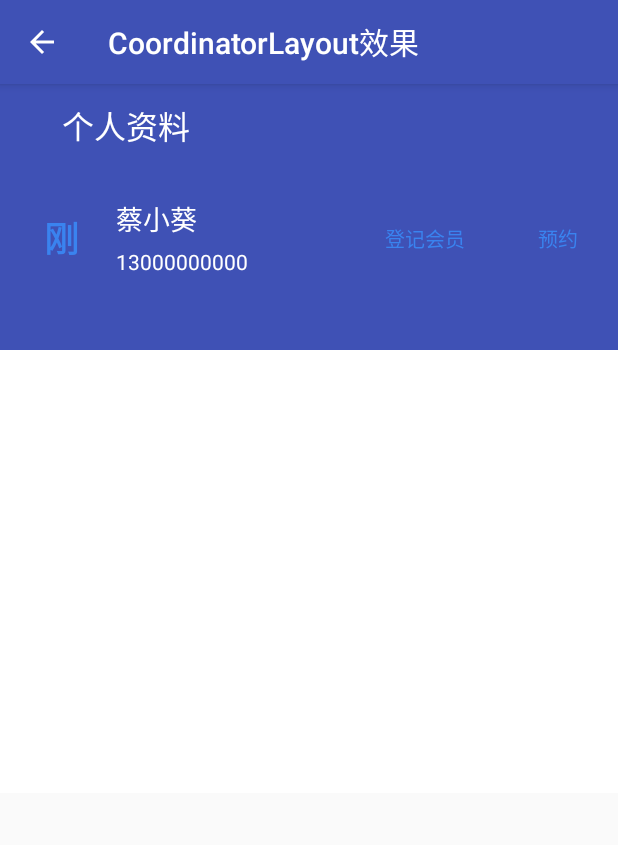
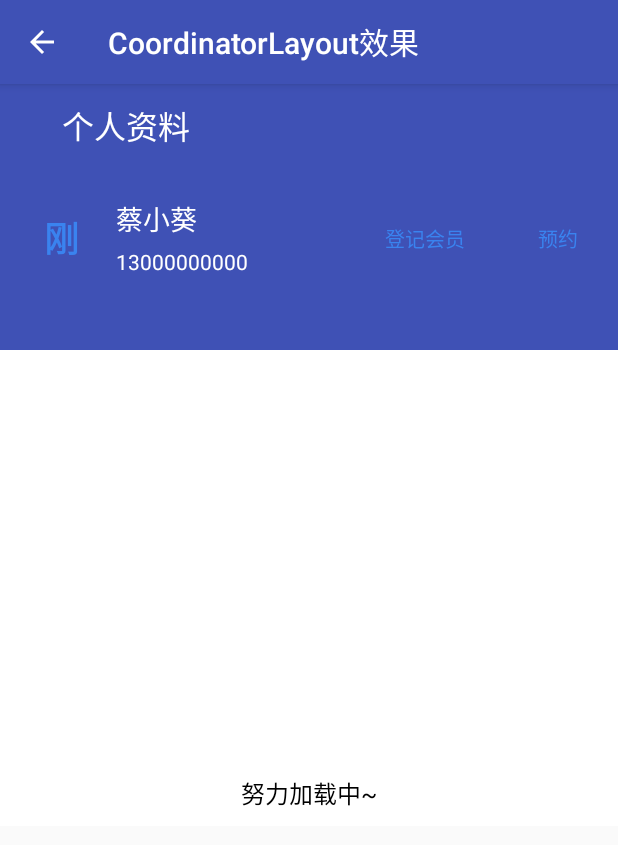
Before and after one commit to YuJunKui1995/PageStatusHelper, an Android app: the CoordinatorLayoutActivity screen opened directly, with no data from a screen before it, on a phone screen of 412 x 824 dp. Shown: the top 845 px of the screen. Run offline under Robolectric (Android 15) with nearby library versions, the phone set to English and light mode, and no system bars.

Commit message:
大改版状态绘制逻辑

```diff
--- a/app/build.gradle
+++ b/app/build.gradle
@@ -31,4 +31,5 @@
     androidTestImplementation 'com.android.support.test:runner:1.0.2'
     androidTestImplementation 'com.android.support.test.espresso:espresso-core:3.0.2'
     implementation project(':pagestatushelper')
+//    api 'common:pagestatushelper:0.7.3'
 }
--- a/app/src/main/res/layout/activity_coordinatorlayout.xml
+++ b/app/src/main/res/layout/activity_coordinatorlayout.xml
@@ -200,17 +200,13 @@
 
         <RelativeLayout
             android:layout_width="match_parent"
-            android:background="#fff"
-            android:layout_height="match_parent">
+            android:layout_height="match_parent"
+            android:background="#fff">
 
             <android.support.v7.widget.RecyclerView
                 android:id="@+id/rv_content"
                 android:layout_width="match_parent"
-                android:layout_height="match_parent"
-                app:layout_constraintBottom_toBottomOf="parent"
-                app:layout_constraintEnd_toEndOf="parent"
-                app:layout_constraintStart_toStartOf="parent"
-                app:layout_constraintTop_toTopOf="parent" />
+                android:layout_height="match_parent" />
 
         </RelativeLayout>
 
--- a/app/src/main/res/layout/activity_simple.xml
+++ b/app/src/main/res/layout/activity_simple.xml
@@ -1,5 +1,5 @@
 <?xml version="1.0" encoding="utf-8"?>
-<LinearLayout xmlns:android="http://schemas.android.com/apk/res/android"
+<RelativeLayout xmlns:android="http://schemas.android.com/apk/res/android"
     xmlns:app="http://schemas.android.com/apk/res-auto"
     android:layout_width="match_parent"
     android:layout_height="match_parent"
@@ -65,7 +65,8 @@
 
     <android.support.v7.widget.RecyclerView
         android:id="@+id/rv_content"
+        android:layout_below="@+id/sv_top"
         android:layout_width="match_parent"
         android:layout_height="match_parent" />
 
-</LinearLayout>
+</RelativeLayout>
--- a/app/src/main/res/layout/view_custom_loading.xml
+++ b/app/src/main/res/layout/view_custom_loading.xml
@@ -7,8 +7,7 @@
     <TextView
         android:layout_width="wrap_content"
         android:layout_height="wrap_content"
-        android:layout_centerHorizontal="true"
-        android:layout_marginTop="100dp"
+        android:layout_centerInParent="true"
         android:text="我是一个自定义的loading"
         android:textColor="#fff" />
 
--- a/pagestatushelper/src/main/java/com/smartcity/commonbase/widget/pagestatus/Builder.java
+++ b/pagestatushelper/src/main/java/com/smartcity/commonbase/widget/pagestatus/Builder.java
@@ -276,7 +276,13 @@
                 textView.setTextColor(textColor);
                 textView.setTextSize(textSize);
                 textView.setGravity(Gravity.CENTER);
-                textView.setLayoutParams(new ViewGroup.LayoutParams(bindView.getWidth(), bindView.getHeight()));
+                if (bindView.getWidth() > 0 && bindView.getHeight() > 0) {
+                    textView.setLayoutParams(new ViewGroup.LayoutParams(bindView.getWidth(), bindView.getHeight()));
+                } else {
+                    textView.setLayoutParams(new ViewGroup.LayoutParams(ViewGroup.LayoutParams.WRAP_CONTENT, ViewGroup.LayoutParams.WRAP_CONTENT));
+                    int dp10 = ViewUtils.dip2px(bindView.getContext(), 10);
+                    textView.setPadding(dp10 * 2, dp10, dp10 * 2, dp10);
+                }
                 view = textView;
 
             }
@@ -288,7 +294,8 @@
 
             ((TextView) view).setText(text);
         }
-
+        //这个是必须的 因为让布局根布局的属性生效 必须使用这样的，但是刚加上如
+        view.setVisibility(View.INVISIBLE);
         return view;
     }
 
--- a/pagestatushelper/src/main/java/com/smartcity/commonbase/widget/pagestatus/ViewStatusController.java
+++ b/pagestatushelper/src/main/java/com/smartcity/commonbase/widget/pagestatus/ViewStatusController.java
@@ -57,7 +57,7 @@
                 throw new RuntimeException("不支持直属父布局为" + parent.getClass().getSimpleName() + "使用PageStatusHelper，解决方案暂为在 binview外套一层布局");
             } else {
 //            throw new RuntimeException("不支持" + bindView.getParent().getClass().getSimpleName() + "布局使用PageStatusHelper，联系维护者");
-                viewStatusInterface = new ViewGroupViewStatusImp();
+                viewStatusInterface = new FrameLayoutViewStatusImp();
             }
         }
         viewStatusInterface.addStatusView(bindView, addView, params);
--- a/pagestatushelper/src/main/java/com/smartcity/commonbase/widget/pagestatus/imp/FrameLayoutViewStatusImp.java
+++ b/pagestatushelper/src/main/java/com/smartcity/commonbase/widget/pagestatus/imp/FrameLayoutViewStatusImp.java
@@ -1,4 +1,6 @@
 package com.smartcity.commonbase.widget.pagestatus.imp;
+
+import android.view.ViewGroup;
 
 /**
  * Author: YuJunKui
@@ -8,5 +10,9 @@
 
 public class FrameLayoutViewStatusImp extends ViewGroupViewStatusImp {
 
+    @Override
+    protected void initLayoutParams(ViewGroup.LayoutParams layoutParams) {
+        //nothing  基类的处理已经足够了
+    }
 
 }
--- a/pagestatushelper/src/main/java/com/smartcity/commonbase/widget/pagestatus/imp/RelativeLayoutViewStatusImp.java
+++ b/pagestatushelper/src/main/java/com/smartcity/commonbase/widget/pagestatus/imp/RelativeLayoutViewStatusImp.java
@@ -1,4 +1,7 @@
 package com.smartcity.commonbase.widget.pagestatus.imp;
+
+import android.view.ViewGroup;
+import android.widget.RelativeLayout;
 
 /**
  * Author: YuJunKui
@@ -6,7 +9,23 @@
  * Tips:
  */
 
-public class RelativeLayoutViewStatusImp extends ViewGroupViewStatusImp  {
+public class RelativeLayoutViewStatusImp extends ViewGroupViewStatusImp {
 
+    @Override
+    protected void initLayoutParams(ViewGroup.LayoutParams layoutParams) {
+
+        //状态view的params
+        RelativeLayout.LayoutParams params = (RelativeLayout.LayoutParams) layoutParams;
+        //bindView的
+        RelativeLayout.LayoutParams bindViewParams = (RelativeLayout.LayoutParams) bindView.getLayoutParams();
+
+        //bindView的对齐关系
+        int[] rules = bindViewParams.getRules();
+        for (int i = 0; i < rules.length; i++) {
+            params.addRule(i, rules[i]);
+        }
+        // ok
+
+    }
 
 }
--- a/pagestatushelper/src/main/java/com/smartcity/commonbase/widget/pagestatus/imp/ViewGroupViewStatusImp.java
+++ b/pagestatushelper/src/main/java/com/smartcity/commonbase/widget/pagestatus/imp/ViewGroupViewStatusImp.java
@@ -13,14 +13,27 @@
  * Tips:
  */
 
-public class ViewGroupViewStatusImp implements ViewStatusInterface {
+public abstract class ViewGroupViewStatusImp implements ViewStatusInterface {
+
+    protected View addView;
+    protected View bindView;
+
+
+    //线性布局插入view后会对bindView的的宽高会变化，导致的问题
+    //比如当前在加载中，在线性布局下  ？？？？
+    private int bindViewWidth = -1, bindViewHeight = -1;
 
     @Override
     public void addStatusView(final View bindView, final View addView, LayoutParams params) {
 
+        this.addView = addView;
+        this.bindView = bindView;
+
         ViewGroup parent = (ViewGroup) bindView.getParent();
 
-        if (parent.indexOfChild(addView) == -1) {
+        if (addView.getTag() == null) {
+
+            final ViewGroup.MarginLayoutParams binViewParams = (ViewGroup.MarginLayoutParams) bindView.getLayoutParams();
 
             if (params.centerInParent == true) {
 
@@ -28,21 +41,28 @@
                     @Override
                     public void run() {
 
-                         int width = addView.getWidth();
+                        //获取bindview宽高
+                        if (bindViewWidth == -1) {
+                            int[] bindViewMetrics = ViewUtils.getBindViewMetrics(bindView);
+                            bindViewWidth = bindViewMetrics[0];
+                            bindViewHeight = bindViewMetrics[1];
+                        }
+
+                        int width = addView.getWidth();
                         int height = addView.getHeight();
 
-                        //获取bindview宽高
-                        int[] bindViewMetrics = ViewUtils.getBindViewMetrics(bindView);
-                        int parentWidth = bindViewMetrics[0];
-                        int parentHeight = bindViewMetrics[1];
-
-                        int left = (parentWidth - width) / 2;
-                        int top = (parentHeight - height) / 2;
+                        int left = (bindViewWidth - width) / 2;
+                        int top = (bindViewHeight - height) / 2;
 
                         ViewGroup.MarginLayoutParams layoutParams = (ViewGroup.MarginLayoutParams) addView.getLayoutParams();
-                        layoutParams.setMargins(left, top, 0, 0);
+                        layoutParams.setMargins(
+                                binViewParams.leftMargin + layoutParams.leftMargin + left, layoutParams.topMargin + top, layoutParams.rightMargin, layoutParams.bottomMargin);
 
-                        addView.setLayoutParams(layoutParams);
+                        initLayoutParams(layoutParams);
+
+                        addView.setTag(ADD_View_TAG);
+                        addView.setLayoutParams(addView.getLayoutParams());
+                        addView.setVisibility(View.VISIBLE);
                     }
                 });
 
@@ -51,12 +71,33 @@
                 addView.setPadding(params.paddingLeft, params.paddingTop, params.paddingRight, params.paddingBottom);
             }
 
+            if (addView.getId() == View.NO_ID) {
+                addView.setId(View.generateViewId());
+            }
             parent.addView(addView);
+            hideContent(bindView);
+        } else {
+            addView.setVisibility(View.VISIBLE);
+            hideContent(bindView);
+        }
+    }
 
-        }
+    /**
+     * 注意 init 你不需要在这个方法中调用setLayoutParams
+     *
+     * @param layoutParams
+     */
+    protected abstract void initLayoutParams(ViewGroup.LayoutParams layoutParams);
+
+    /**
+     * 隐藏content view 默认INVISIBLE隐藏
+     *
+     * @param bindView
+     */
+    public void hideContent(View bindView) {
         bindView.setVisibility(View.INVISIBLE);
-        addView.setVisibility(View.VISIBLE);
     }
+
 
     @Override
     public void showContentView(View bindView, View addView) {
--- a/pagestatushelper/src/main/java/com/smartcity/commonbase/widget/pagestatus/imp/ViewStatusInterface.java
+++ b/pagestatushelper/src/main/java/com/smartcity/commonbase/widget/pagestatus/imp/ViewStatusInterface.java
@@ -12,6 +12,7 @@
 
 public interface ViewStatusInterface {
 
+    String ADD_View_TAG="add_view_tag";
 
     void addStatusView(View bindView, View addView, LayoutParams params);
 
```
Also changed, not shown: app/src/main/java/com/smartcity/commonbase/widget/pagestatus/test/Custom1Activity.java (+1 -1 lines), pagestatushelper/src/main/java/com/smartcity/commonbase/widget/pagestatus/imp/ConstraintLayoutViewStatusImp.java (+23 -22 lines), pagestatushelper/src/main/java/com/smartcity/commonbase/widget/pagestatus/imp/LinearLayoutViewStatusImp.java (+7 -57 lines).
